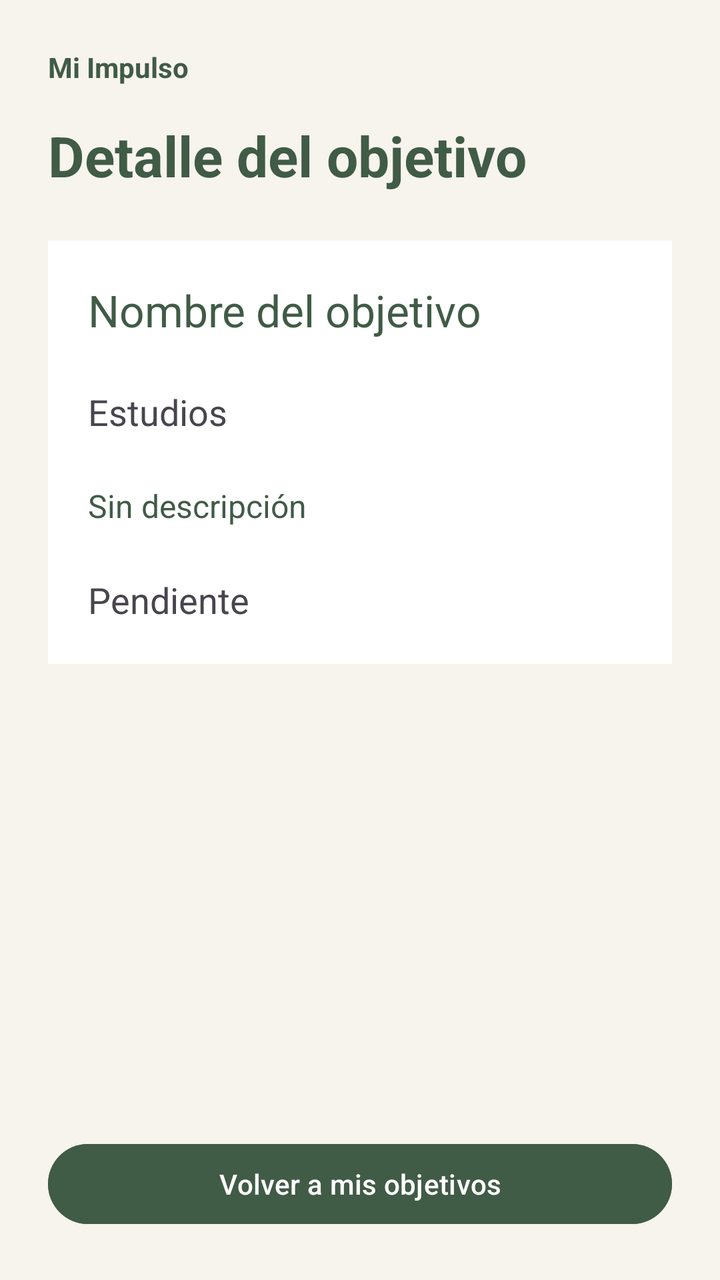
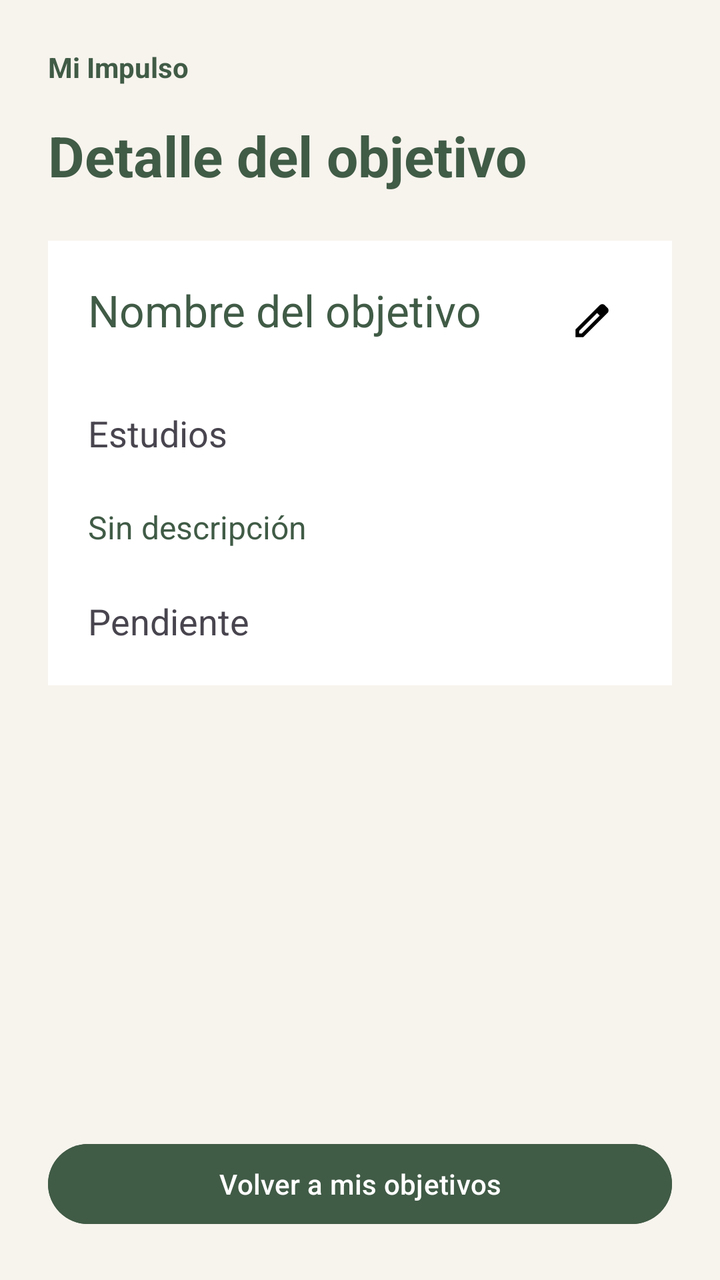

Two renders of the same Android screen: before a commit and after it. Below are the layout's source before the change and the commit's diff.
<!-- AndroidManifest.xml: application theme Theme.MiImpulso -->
<!-- res/layout/activity_detalle_objetivo.xml -->
<?xml version="1.0" encoding="utf-8"?>
<androidx.constraintlayout.widget.ConstraintLayout
    xmlns:android="http://schemas.android.com/apk/res/android"
    xmlns:app="http://schemas.android.com/apk/res-auto"
    android:id="@+id/main"
    android:layout_width="match_parent"
    android:layout_height="match_parent"
    android:padding="24dp"
    android:background="@color/impulso_fondo">

    <LinearLayout
        android:layout_width="0dp"
        android:layout_height="0dp"
        android:orientation="vertical"
        app:layout_constraintTop_toTopOf="parent"
        app:layout_constraintBottom_toBottomOf="parent"
        app:layout_constraintStart_toStartOf="parent"
        app:layout_constraintEnd_toEndOf="parent" >

        <TextView
        android:layout_width="match_parent"
        android:layout_height="wrap_content"
        android:text="Mi Impulso"
        android:textSize="14sp"
        android:textStyle="bold"
        android:textColor="@color/impulso_verde" />

        <TextView
            android:layout_width="match_parent"
            android:layout_height="wrap_content"
            android:text="Detalle del objetivo"
            android:textSize="28sp"
            android:textStyle="bold"
            android:textColor="@color/impulso_verde"
            android:layout_marginTop="16dp"
            android:layout_marginBottom="24dp"/>

        <LinearLayout
            android:layout_width="match_parent"
            android:layout_height="wrap_content"
            android:orientation="vertical"
            android:padding="20dp"
            android:background="@color/impulso_blanco">


            <TextView
                android:id="@+id/txtDetalleTitulo"
                android:layout_width="match_parent"
                android:layout_height="wrap_content"
                android:text="Nombre del objetivo"
                android:textSize="22sp"
                android:textColor="@color/impulso_verde" />


            <TextView
                android:id="@+id/txtDetalleCategoria"
                android:layout_width="match_parent"
                android:layout_height="wrap_content"
                android:text="Estudios"
                android:textSize="18sp"
                android:layout_marginTop="24dp"/>

            <TextView
                android:id="@+id/txtDetalleDescripcion"
                android:layout_width="match_parent"
                android:layout_height="wrap_content"
                android:text="Sin descripción"
                android:textSize="16sp"
                android:textColor="@color/impulso_verde"
                android:layout_marginTop="24dp"/>


            <TextView
                android:id="@+id/txtDetalleEstado"
                android:layout_width="match_parent"
                android:layout_height="wrap_content"
                android:text="Pendiente"
                android:textSize="18sp"
                android:layout_marginTop="24dp"/>

        </LinearLayout>

    <Space
        android:layout_width="match_parent"
        android:layout_height="0dp"
        android:layout_weight="1"/>

    <Button
        android:id="@+id/btnVolverObjetivos"
        android:layout_width="match_parent"
        android:layout_height="wrap_content"
        android:text="Volver a mis objetivos"
        android:backgroundTint="@color/impulso_verde"
        android:textColor="@color/impulso_blanco"/>

    </LinearLayout>

</androidx.constraintlayout.widget.ConstraintLayout>
<!-- resources referenced by this layout -->
<resources>
  <color name="impulso_blanco">#FFFFFFFF</color>
  <color name="impulso_fondo">#F7F3ED</color>
  <color name="impulso_verde">#405B46</color>
  <style name="Theme.MiImpulso" parent="Base.Theme.MiImpulso" />
  <style name="Base.Theme.MiImpulso" parent="Theme.Material3.DayNight.NoActionBar">
          
          
      </style>
</resources>

<!-- the commit's change to res/layout/activity_detalle_objetivo.xml (unified diff, before → after) -->
@@ -42,14 +42,32 @@
             android:padding="20dp"
             android:background="@color/impulso_blanco">
 
-
-            <TextView
-                android:id="@+id/txtDetalleTitulo"
+            <LinearLayout
                 android:layout_width="match_parent"
                 android:layout_height="wrap_content"
-                android:text="Nombre del objetivo"
-                android:textSize="22sp"
-                android:textColor="@color/impulso_verde" />
+                android:orientation="horizontal"
+                android:layout_gravity="center_vertical">
+
+                <TextView
+                    android:id="@+id/txtDetalleTitulo"
+                    android:layout_width="0dp"
+                    android:layout_height="wrap_content"
+                    android:layout_weight="1"
+                    android:text="Nombre del objetivo"
+                    android:textSize="22sp"
+                    android:textColor="@color/impulso_verde" />
+
+                <ImageView
+                    android:id="@+id/btnEditarObjetivo"
+                    android:layout_width="40dp"
+                    android:layout_height="40dp"
+                    android:src="@drawable/ic_editar"
+                   android:padding="9dp"
+                    android:contentDescription="Editar objetivo"
+                    android:clickable="true"
+                    android:focusable="true"/>
+
+            </LinearLayout>
 
 
             <TextView
<!-- resource entries referenced after the edit -->
@@ -3,6 +3,12 @@
   <color name="impulso_blanco">#FFFFFFFF</color>
   <color name="impulso_fondo">#F7F3ED</color>
   <color name="impulso_verde">#405B46</color>
+  <!-- drawable ic_editar (drawable) -->
+  <vector xmlns:android="http://schemas.android.com/apk/res/android" android:height="24dp" android:tint="#000000" android:viewportHeight="960" android:viewportWidth="960" android:width="24dp">
+        
+      <path android:fillColor="@android:color/white" android:pathData="M200,760L257,760L648,369L591,312L200,703L200,760ZM120,840L120,670L648,143Q660,132 674.5,126Q689,120 705,120Q721,120 736,126Q751,132 762,144L817,200Q829,211 834.5,226Q840,241 840,256Q840,272 834.5,286.5Q829,301 817,313L290,840L120,840ZM760,256L760,256L704,200L704,200L760,256ZM619,341L591,312L591,312L648,369L648,369L619,341Z"/>
+      
+  </vector>
   <style name="Theme.MiImpulso" parent="Base.Theme.MiImpulso" />
   <style name="Base.Theme.MiImpulso" parent="Theme.Material3.DayNight.NoActionBar">
           
